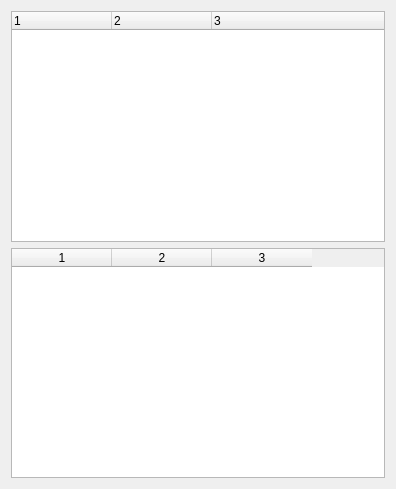
The window that snowgui/snowgui/instruments/instrumentdisplay.ui (AndreasFMueller/AstroPhotography) describes before a commit, drawn with Qt 5.
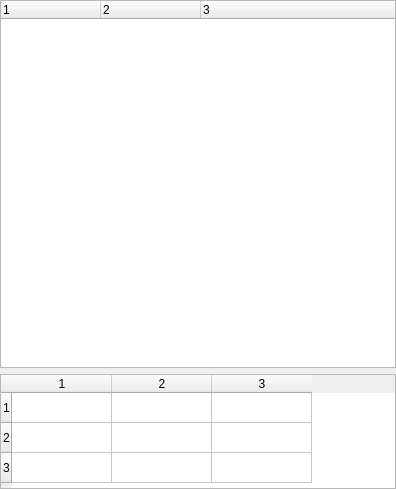
The same window after the commit.

```diff
--- a/snowgui/snowgui/instruments/instrumentdisplay.ui
+++ b/snowgui/snowgui/instruments/instrumentdisplay.ui
@@ -14,6 +14,18 @@
    <string>Form</string>
   </property>
   <layout class="QVBoxLayout" name="verticalLayout">
+   <property name="leftMargin">
+    <number>0</number>
+   </property>
+   <property name="topMargin">
+    <number>0</number>
+   </property>
+   <property name="rightMargin">
+    <number>0</number>
+   </property>
+   <property name="bottomMargin">
+    <number>0</number>
+   </property>
    <item>
     <widget class="QTreeWidget" name="componentTree">
      <property name="columnCount">
@@ -38,9 +50,27 @@
    </item>
    <item>
     <widget class="QTableWidget" name="propertyTable">
+     <property name="minimumSize">
+      <size>
+       <width>0</width>
+       <height>115</height>
+      </size>
+     </property>
+     <property name="maximumSize">
+      <size>
+       <width>16777215</width>
+       <height>115</height>
+      </size>
+     </property>
+     <property name="rowCount">
+      <number>3</number>
+     </property>
      <property name="columnCount">
       <number>3</number>
      </property>
+     <row/>
+     <row/>
+     <row/>
      <column/>
      <column/>
      <column/>
```
